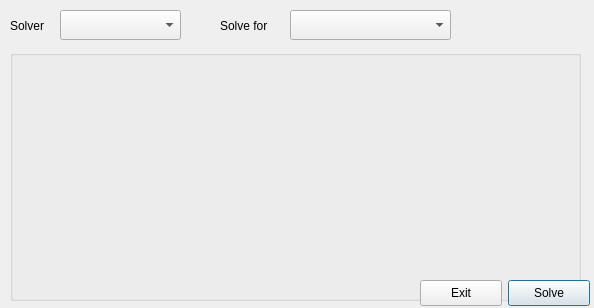
Above: ui/gsaDlg.ui from graspit-simulator/graspit before the change. Below: the same form after it.
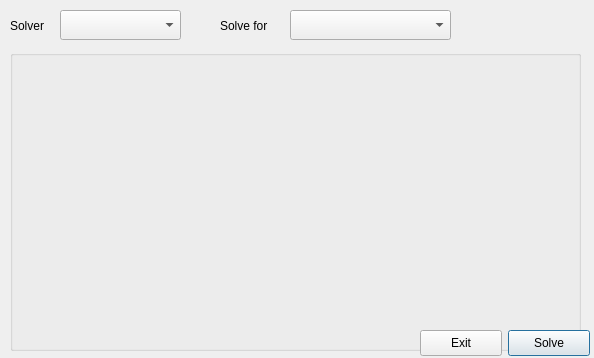
That is the form after the change. Custom widgets are drawn as their Qt base class.

Commit message: Fixed edge case bug in preload optimization

What changed in the file:
```diff
--- a/ui/gsaDlg.ui
+++ b/ui/gsaDlg.ui
@@ -7,7 +7,7 @@
     <x>0</x>
     <y>0</y>
     <width>594</width>
-    <height>308</height>
+    <height>358</height>
    </rect>
   </property>
   <property name="windowTitle">
@@ -19,7 +19,7 @@
      <x>10</x>
      <y>50</y>
      <width>571</width>
-     <height>251</height>
+     <height>301</height>
     </rect>
    </property>
    <property name="title">
@@ -94,7 +94,7 @@
    <property name="geometry">
     <rect>
      <x>420</x>
-     <y>280</y>
+     <y>330</y>
      <width>82</width>
      <height>26</height>
     </rect>
@@ -107,7 +107,7 @@
    <property name="geometry">
     <rect>
      <x>508</x>
-     <y>280</y>
+     <y>330</y>
      <width>82</width>
      <height>26</height>
     </rect>
```
The commit also changes 1 other file.
